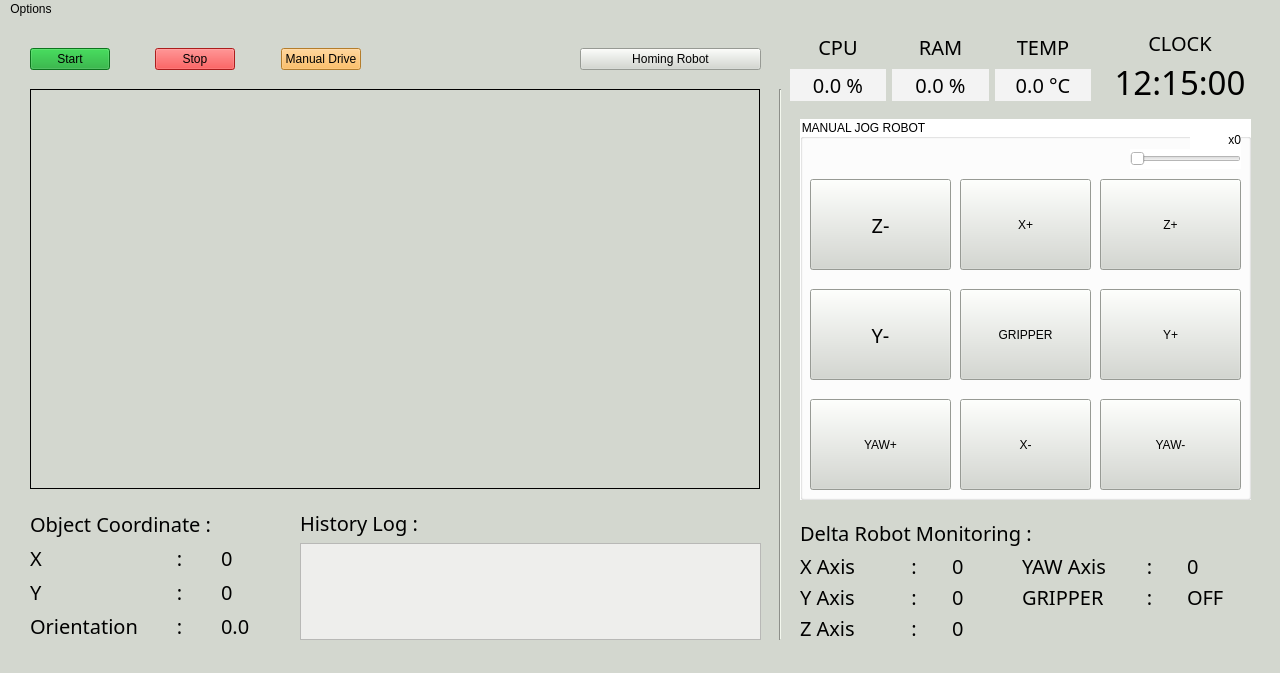
First picture: the form in screens/main_interface.ui, repository fikriaziz77/GUIObjectYOLOv8, before the edit.
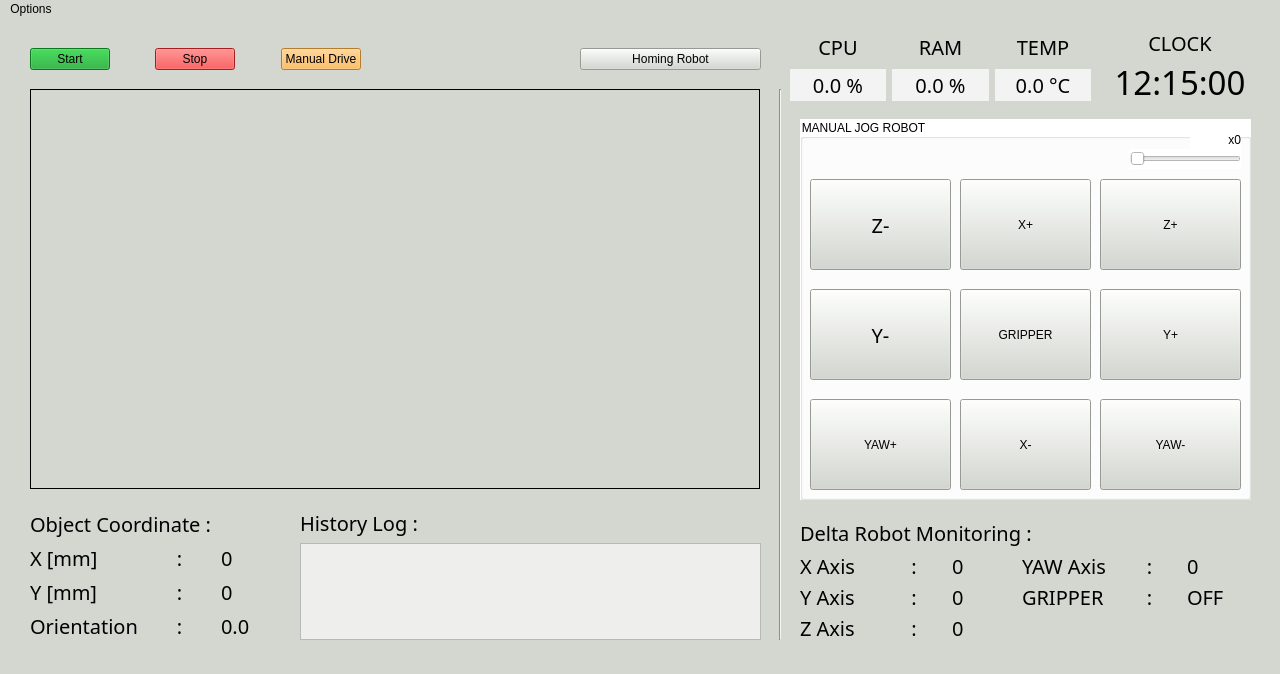
Second picture: the form after the edit. Icons and pictures are not drawn.

Patch:
```diff
--- a/screens/main_interface.ui
+++ b/screens/main_interface.ui
@@ -10,7 +10,7 @@
     <x>0</x>
     <y>0</y>
     <width>1280</width>
-    <height>673</height>
+    <height>674</height>
    </rect>
   </property>
   <property name="sizePolicy">
@@ -834,7 +834,7 @@
           <string notr="true">font: 15pt &quot;Manjari&quot;;</string>
          </property>
          <property name="text">
-          <string>Y</string>
+          <string>Y [mm]</string>
          </property>
         </widget>
        </item>
@@ -872,7 +872,7 @@
           <string notr="true">font: 15pt &quot;Manjari&quot;;</string>
          </property>
          <property name="text">
-          <string>X</string>
+          <string>X [mm]</string>
          </property>
         </widget>
        </item>
```
